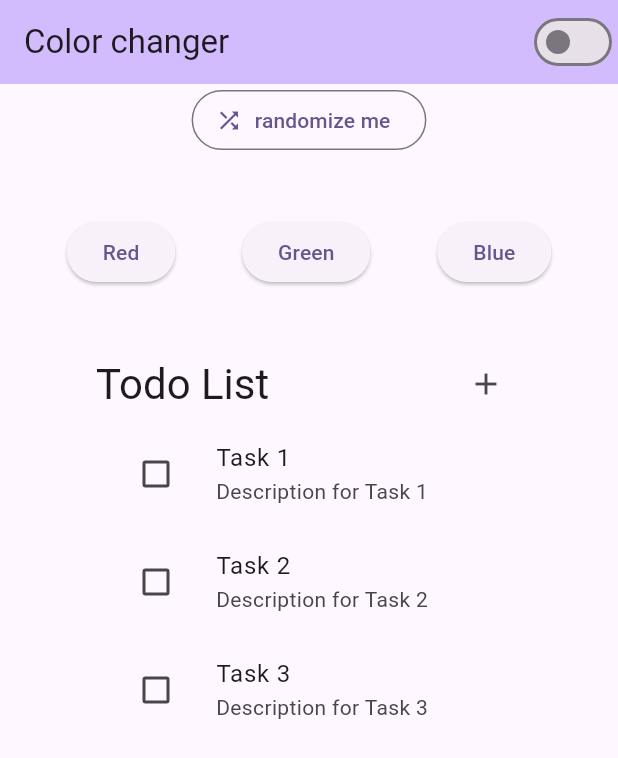
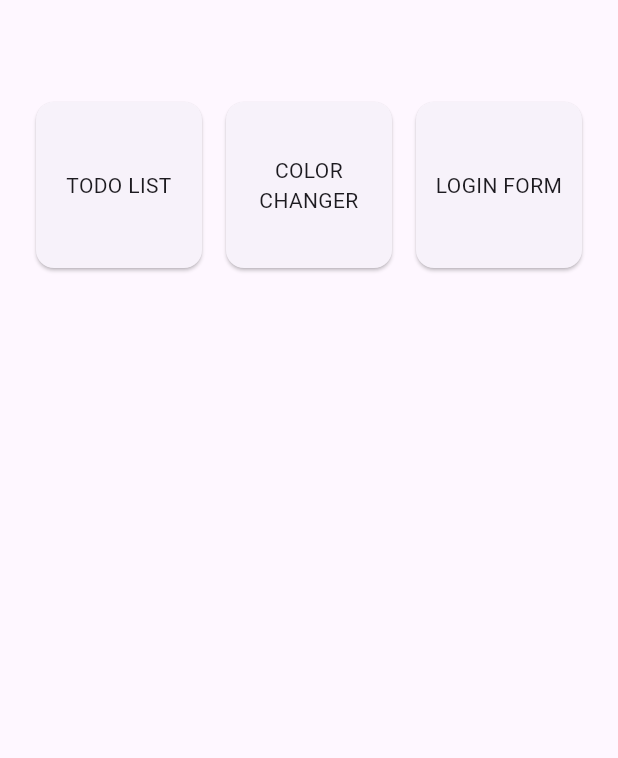
Before and after one commit to mousty00/corso_flutter_soluzione_1, a Flutter app: the screen it shows after launch, on a phone screen of 412 x 824 dp. Shown: the top 758 px of the screen. Run offline on Flutter 3.47's test engine with Material 3 defaults, Android fonts, the phone set to English and light mode, and no system bars; our stand-ins replace go_router, reactive_forms.

Commit message:
router: a first

```diff
--- a/lib/main.dart
+++ b/lib/main.dart
@@ -1,114 +1,124 @@
-import "dart:math";
-
-import "package:color_changer/todo_list.dart";
+import "package:color_changer/router.dart";
 import "package:flutter/material.dart";
 
 void main() {
   runApp(const MyApp());
 }
 
-class MyApp extends StatefulWidget {
+class MyApp extends StatelessWidget {
   const MyApp({super.key});
 
   @override
-  State<MyApp> createState() => _MyAppState();
-}
-
-class _MyAppState extends State<MyApp> {
-  Color color = Colors.deepPurple;
-  bool isDark = false;
-
-  @override
   Widget build(BuildContext context) {
-    return MaterialApp(
-      title: "Color changer",
+    return MaterialApp.router(
       debugShowCheckedModeBanner: false,
-      theme: ThemeData(
-        colorScheme: ColorScheme.fromSeed(
-          seedColor: color,
-          brightness: isDark ? Brightness.dark : Brightness.light,
-        ),
-      ),
-      home: Builder(
-        builder: (context) {
-          final theme = Theme.of(context);
-
-          return Scaffold(
-            appBar: AppBar(
-              backgroundColor: theme.colorScheme.inversePrimary,
-              title: const Text("Color changer"),
-              actions: [
-                Switch(
-                  value: isDark,
-                  onChanged: (value) {
-                    setState(() {
-                      isDark = value;
-                    });
-                  },
-                ),
-              ],
-            ),
-            body: Column(
-              mainAxisAlignment: MainAxisAlignment.center,
-              crossAxisAlignment: CrossAxisAlignment.stretch,
-              children: <Widget>[
-                Center(
-                  child: OutlinedButton.icon(
-                    onPressed: () {
-                      setState(() {
-                        final random = Random();
-                        final randomInt = random.nextInt(0xFFFFFFFF);
-                        final randomColor = Color(randomInt);
-                        color = randomColor;
-                      });
-                    },
-                    icon: const Icon(Icons.shuffle),
-                    label: const Text("randomize me"),
-                  ),
-                ),
-                const SizedBox(height: 40),
-                Row(
-                  mainAxisAlignment: MainAxisAlignment.spaceEvenly,
-                  children: [
-                    ElevatedButton(
-                      onPressed: () {
-                        setState(() {
-                          color = Colors.red;
-                        });
-                      },
-                      child: const Text("Red"),
-                    ),
-                    ElevatedButton(
-                      onPressed: () {
-                        setState(() {
-                          color = Colors.green;
-                        });
-                      },
-                      child: const Text("Green"),
-                    ),
-                    ElevatedButton(
-                      onPressed: () {
-                        setState(() {
-                          color = Colors.blue;
-                        });
-                      },
-                      child: const Text("Blue"),
-                    ),
-                  ],
-                ),
-                const SizedBox(height: 40),
-                const Expanded(
-                  child: Padding(
-                    padding: EdgeInsets.symmetric(horizontal: 64),
-                    // child: LoginForm(),
-                    child: TodoList(),
-                  ),
-                ),
-              ],
-            ),
-          );
-        },
-      ),
+      routerConfig: router,
     );
   }
 }
+
+// class MyApp extends StatefulWidget {
+//   const MyApp({super.key});
+
+//   @override
+//   State<MyApp> createState() => _MyAppState();
+// }
+
+// class _MyAppState extends State<MyApp> {
+//   Color color = Colors.deepPurple;
+//   bool isDark = false;
+
+//   @override
+//   Widget build(BuildContext context) {
+//     return MaterialApp(
+//       title: "Color changer",
+//       debugShowCheckedModeBanner: false,
+//       theme: ThemeData(
+//         colorScheme: ColorScheme.fromSeed(
+//           seedColor: color,
+//           brightness: isDark ? Brightness.dark : Brightness.light,
+//         ),
+//       ),
+//       home: Builder(
+//         builder: (context) {
+//           final theme = Theme.of(context);
+
+//           return Scaffold(
+//             appBar: AppBar(
+//               backgroundColor: theme.colorScheme.inversePrimary,
+//               title: const Text("Color changer"),
+//               actions: [
+//                 Switch(
+//                   value: isDark,
+//                   onChanged: (value) {
+//                     setState(() {
+//                       isDark = value;
+//                     });
+//                   },
+//                 ),
+//               ],
+//             ),
+//             body: Column(
+//               mainAxisAlignment: MainAxisAlignment.center,
+//               crossAxisAlignment: CrossAxisAlignment.stretch,
+//               children: <Widget>[
+//                 Center(
+//                   child: OutlinedButton.icon(
+//                     onPressed: () {
+//                       setState(() {
+//                         final random = Random();
+//                         final randomInt = random.nextInt(0xFFFFFFFF);
+//                         final randomColor = Color(randomInt);
+//                         color = randomColor;
+//                       });
+//                     },
+//                     icon: const Icon(Icons.shuffle),
+//                     label: const Text("randomize me"),
+//                   ),
+//                 ),
+//                 const SizedBox(height: 40),
+//                 Row(
+//                   mainAxisAlignment: MainAxisAlignment.spaceEvenly,
+//                   children: [
+//                     ElevatedButton(
+//                       onPressed: () {
+//                         setState(() {
+//                           color = Colors.red;
+//                         });
+//                       },
+//                       child: const Text("Red"),
+//                     ),
+//                     ElevatedButton(
+//                       onPressed: () {
+//                         setState(() {
+//                           color = Colors.green;
+//                         });
+//                       },
+//                       child: const Text("Green"),
+//                     ),
+//                     ElevatedButton(
+//                       onPressed: () {
+//                         setState(() {
+//                           color = Colors.blue;
+//                         });
+//                       },
+//                       child: const Text("Blue"),
+//                     ),
+//                   ],
+//                 ),
+//                 const SizedBox(height: 40),
+//                 const Expanded(
+//                   child: Padding(
+//                     padding: EdgeInsets.symmetric(horizontal: 64),
+//                     // child: LoginForm(),
+//                     child: TodoList(),
+//                   ),
+//                 ),
+//               ],
+//             ),
+//           );
+//         },
+//       ),
+//     );
+//   }
+// }
--- /dev/null
+++ b/lib/pages/home_page.dart
@@ -0,0 +1,78 @@
+import "dart:async";
+
+import "package:flutter/material.dart";
+import "package:go_router/go_router.dart";
+
+class HomePage extends StatelessWidget {
+  const HomePage({super.key});
+
+  @override
+  Widget build(BuildContext context) {
+    return Scaffold(
+      body: Padding(
+        padding: const EdgeInsetsGeometry.symmetric(
+          horizontal: 20,
+          vertical: 64,
+        ),
+        child: GridView.count(
+          crossAxisCount: 3,
+          mainAxisSpacing: 8,
+          crossAxisSpacing: 8,
+          children: [
+            InkWell(
+              onTap: () {
+                unawaited(context.push("/todos"));
+              },
+              child: const Card(
+                margin: EdgeInsets.all(4),
+                child: Padding(
+                  padding: EdgeInsets.all(4),
+                  child: Center(
+                    child: Text(
+                      "TODO LIST",
+                      textAlign: TextAlign.center,
+                    ),
+                  ),
+                ),
+              ),
+            ),
+            InkWell(
+              onTap: () {
+                unawaited(context.push("/color-changer"));
+              },
+              child: const Card(
+                margin: EdgeInsets.all(4),
+                child: Padding(
+                  padding: EdgeInsets.all(8),
+                  child: Center(
+                    child: Text(
+                      "COLOR CHANGER",
+                      textAlign: TextAlign.center,
+                    ),
+                  ),
+                ),
+              ),
+            ),
+            InkWell(
+              onTap: () {
+                unawaited(context.push("/login"));
+              },
+              child: const Card(
+                margin: EdgeInsets.all(4),
+                child: Padding(
+                  padding: EdgeInsets.all(8),
+                  child: Center(
+                    child: Text(
+                      "LOGIN FORM",
+                      textAlign: TextAlign.center,
+                    ),
+                  ),
+                ),
+              ),
+            ),
+          ],
+        ),
+      ),
+    );
+  }
+}
--- /dev/null
+++ b/lib/router.dart
@@ -0,0 +1,35 @@
+import "package:color_changer/pages/color_changer_page.dart";
+import "package:color_changer/pages/home_page.dart";
+import "package:color_changer/pages/login_page.dart";
+import "package:color_changer/pages/todo_list_page.dart";
+import "package:go_router/go_router.dart";
+
+final router = GoRouter(
+  initialLocation: "/",
+  routes: [
+    GoRoute(
+      path: "/",
+      builder: (context, state) {
+        return const HomePage();
+      },
+    ),
+    GoRoute(
+      path: "/color-changer",
+      builder: (context, state) {
+        return const ColorChangePage();
+      },
+    ),
+    GoRoute(
+      path: "/todos",
+      builder: (context, state) {
+        return const TodoListPage();
+      },
+    ),
+    GoRoute(
+      path: "/login",
+      builder: (context, state) {
+        return const LoginPage();
+      },
+    ),
+  ],
+);
--- a/lib/todo_list.dart
+++ b/lib/widgets/todo_list.dart
@@ -23,9 +23,10 @@ class _TodoListState extends State<TodoList> {
     return Column(
       children: [
         Row(
-          mainAxisAlignment: MainAxisAlignment.spaceBetween,
+          mainAxisAlignment: MainAxisAlignment.end,
+          spacing: 4,
           children: [
-            Text("Todo List", style: theme.textTheme.headlineMedium),
+            Text("Aggiungi todo:", style: theme.textTheme.titleMedium),
             IconButton(
               onPressed: _showAddTaskForm,
               icon: const Icon(Icons.add),
--- a/pubspec.yaml
+++ b/pubspec.yaml
@@ -11,6 +11,7 @@ dependencies:
   cupertino_icons: ^1.0.8
   flutter:
     sdk: flutter
+  go_router: ^16.3.0
   reactive_forms: ^18.1.1
 
 dev_dependencies:
```
Also changed, not shown: lib/pages/color_changer_page.dart (added, +87 -0 lines), lib/pages/login_page.dart (added, +19 -0 lines), lib/pages/todo_list_page.dart (added, +16 -0 lines), lib/widgets/login_form.dart (renamed from lib/login_form.dart), pubspec.lock.
